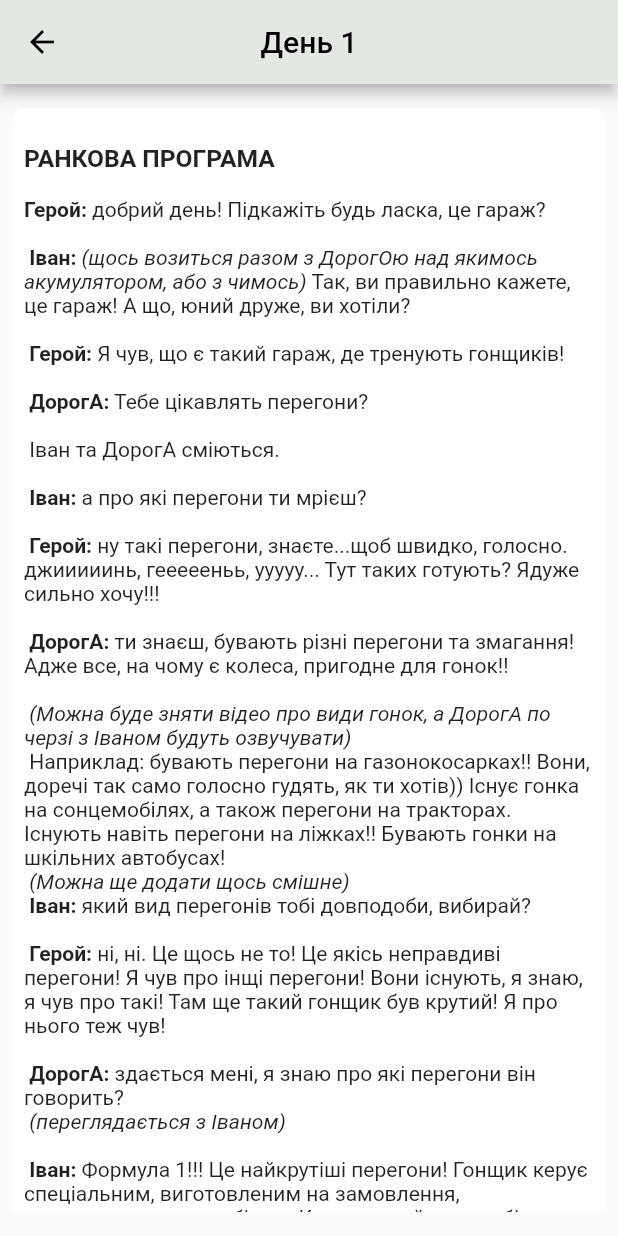
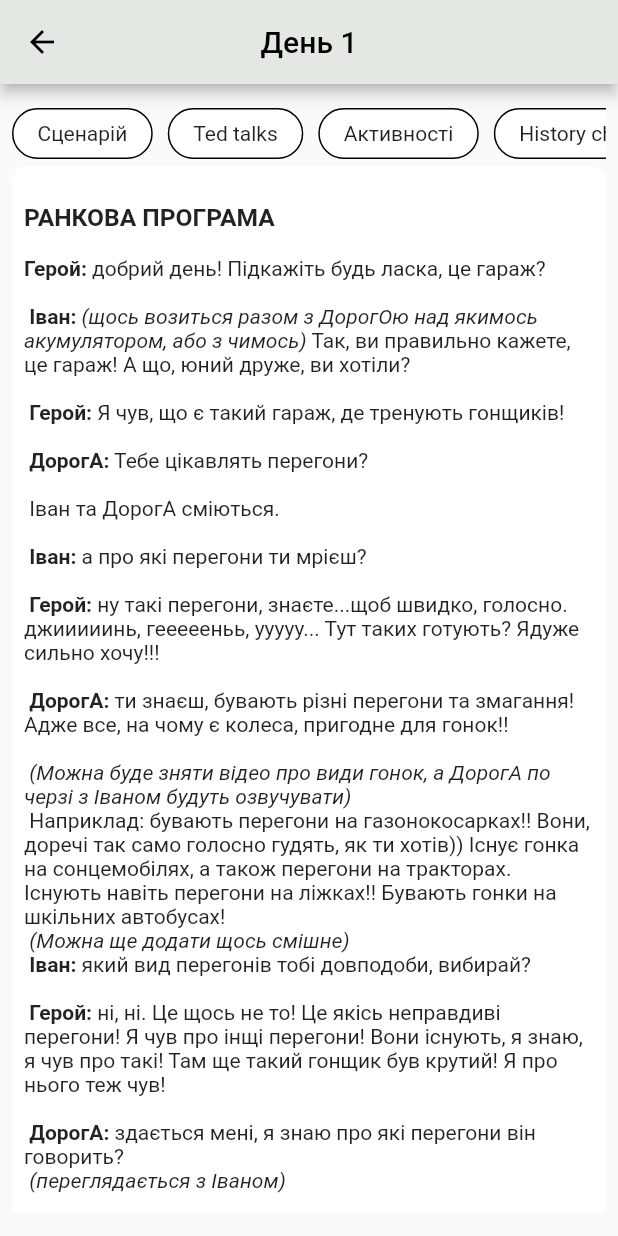
Before and after one commit to Tony-Kovalov/Camps, a Flutter app: the SceneTextPage screen opened directly, on a phone screen of 412 x 824 dp. Run offline on Flutter 3.47's test engine with Material 2 defaults, Android fonts, the phone set to English and light mode, and no system bars; our stand-ins replace flutter_widget_from_html, shared_preferences; accounts and stored records are empty.

Commit message:
Implement top menu on scene screen

```diff
--- a/lib/features/home_menu/presentation/pages/simple_text_page.dart
+++ b/lib/features/home_menu/presentation/pages/simple_text_page.dart
@@ -1,5 +1,6 @@
 import 'package:camps_program/app_colors.dart';
 import 'package:camps_program/features/home_menu/data/scenes_repo.dart';
+import 'package:camps_program/features/home_menu/presentation/widgets/custom_scene_menu_item.dart';
 import 'package:flutter/material.dart';
 import 'package:flutter_widget_from_html/flutter_widget_from_html.dart';
 
@@ -21,6 +22,36 @@ class SceneTextPage extends StatelessWidget {
         padding: const EdgeInsets.only(left: 8, top: 16, right: 8, bottom: 16),
         child: SingleChildScrollView(
           child: Column(
+            children: [
+              SingleChildScrollView(
+                scrollDirection: Axis.horizontal,
+                child: Row(
+                  children: [
+                    CustomSceneMenuItem(title: "Сценарій", onTap: () {
+
+                    }),
+                    const SizedBox(width: 10),
+                    CustomSceneMenuItem(title: "Ted talks", onTap: () {
+
+                    }),
+                    const SizedBox(width: 10),
+                    CustomSceneMenuItem(title: "Активності", onTap: () {
+
+                    }),
+                    const SizedBox(width: 10),
+                    CustomSceneMenuItem(title: "History channel", onTap: () {
+
+                    }),
+                    const SizedBox(width: 10),
+                    CustomSceneMenuItem(title: "Video Formula 1", onTap: () {
+
+                    }),
+                    const SizedBox(width: 10),
+                  ],
+                ),
+              ),
+              const SizedBox(height: 5),
+              Column(
                 children: [
                   Container(
                     decoration: BoxDecoration(
@@ -49,6 +80,8 @@ class SceneTextPage extends StatelessWidget {
                   ),
                 ],
               ),
+            ],
+          ),
         ),
       ),
     );
--- /dev/null
+++ b/lib/features/home_menu/presentation/widgets/custom_scene_menu_item.dart
@@ -0,0 +1,44 @@
+import 'package:camps_program/app_colors.dart';
+import 'package:flutter/material.dart';
+
+class CustomSceneMenuItem extends StatefulWidget {
+  CustomSceneMenuItem({Key? key, required this.title, required this.onTap}) : super(key: key);
+
+  String title;
+  Function() onTap;
+
+  @override
+  State<CustomSceneMenuItem> createState() => _CustomSceneMenuItemState();
+}
+
+class _CustomSceneMenuItemState extends State<CustomSceneMenuItem> {
+
+  Color backgroundColor = const Color(0xffffffff);
+
+  @override
+  Widget build(BuildContext context) {
+    return GestureDetector(
+      onTap: () {
+        setState(() {
+          if (backgroundColor == const Color(0xffffffff)) {
+            backgroundColor = AppColors.primaryYellow;
+          } else {
+            backgroundColor = const Color(0xffffffff);
+          }
+        });
+        widget.onTap();
+      },
+      child: Container(
+        decoration: BoxDecoration(
+          borderRadius: BorderRadius.circular(20),
+          color: backgroundColor,
+          border: Border.all(color: Colors.black),
+        ),
+        child: Padding(
+          padding: const EdgeInsets.symmetric(horizontal: 16, vertical: 8),
+          child: Text(widget.title),
+        ),
+      ),
+    );
+  }
+}
```
Lines whose indentation alone changed are shown as unchanged.
